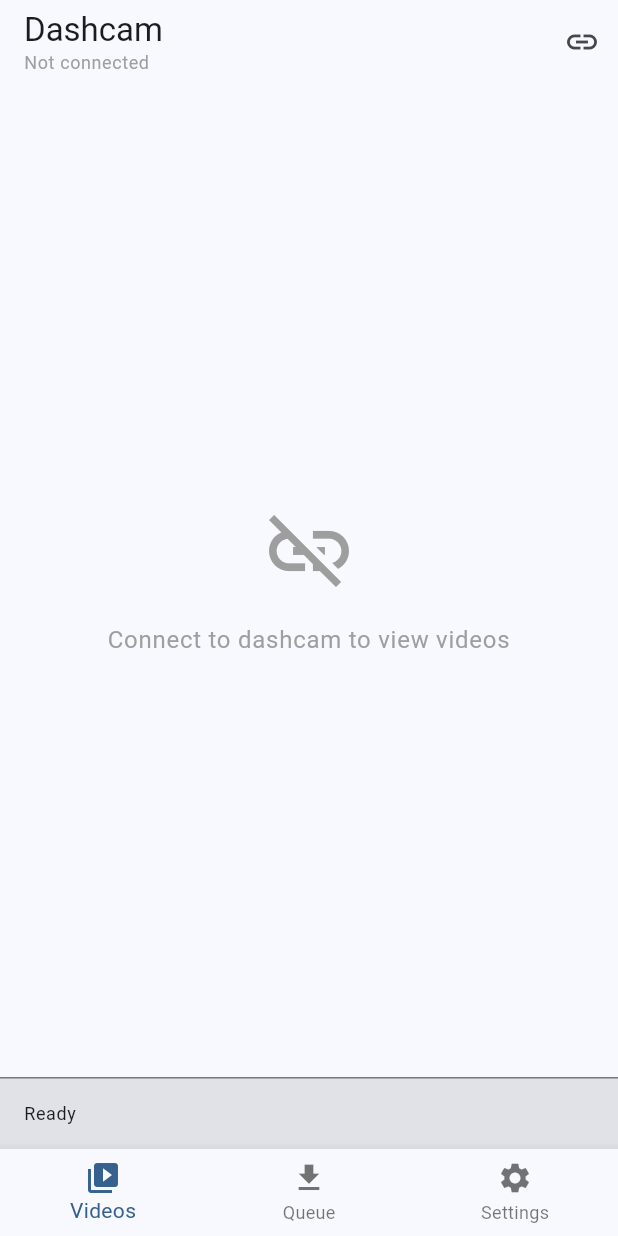
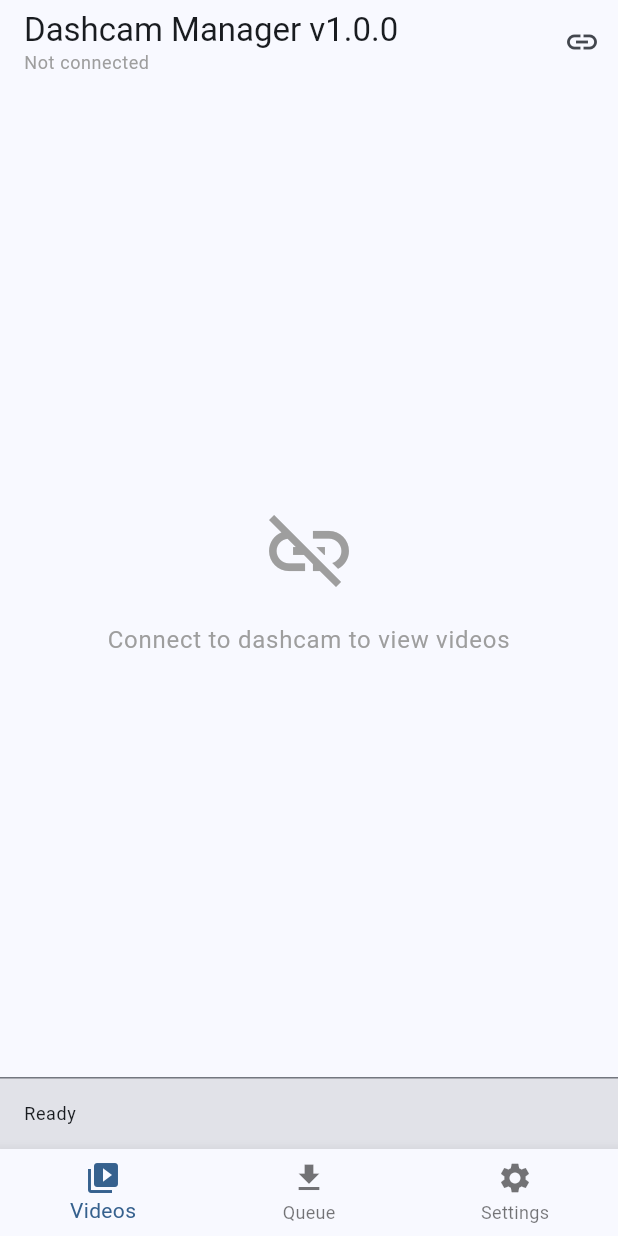
Before and after one commit to c16/dashcam_manager, a Flutter app: the screen it shows after launch, on a phone screen of 412 x 824 dp. Run offline on Flutter 3.47's test engine with Material 3 defaults, Android fonts, the phone set to English and light mode, and no system bars; our stand-ins replace file_picker, permission_handler, shared_preferences; missing offline and left inert: network_info_plus, wifi_iot.

Commit message:
Add version 1.0.0 to all applications and build documentation
- Python GTK: Added __version__ = "1.0.0" and displayed in window title
- Flutter (Linux & Android): Added AppConstants with version 1.0.0
- Updated setup.py to version 1.0.0 and Production/Stable status
- Created comprehensive BUILD_AND_DEPLOY.md with:
  - Build instructions for Python, Flutter Linux, and Flutter Android
  - Release packaging (PyInstaller, AppImage, .deb, APK, AAB)
  - App signing for Android
  - Troubleshooting section
  - Distribution checklist

All apps now display "Dashcam Manager v1.0.0" in their UI.

🤖 Generated with [Claude Code](https://claude.com/claude-code)

Co-Authored-By: Claude <noreply@anthropic.com>

```diff
--- /dev/null
+++ b/dashcam_flutter/lib/constants.dart
@@ -0,0 +1,11 @@
+/// Application constants
+class AppConstants {
+  /// Application version
+  static const String version = '1.0.0';
+
+  /// Application name
+  static const String appName = 'Dashcam Manager';
+
+  /// Full application title with version
+  static String get appTitle => '$appName v$version';
+}
--- a/dashcam_flutter/lib/ui/screens/main_screen.dart
+++ b/dashcam_flutter/lib/ui/screens/main_screen.dart
@@ -1,5 +1,6 @@
 import 'package:flutter/material.dart';
 import 'package:provider/provider.dart';
+import '../../constants.dart';
 import '../../services/app_state.dart';
 import '../widgets/left_sidebar.dart';
 import '../widgets/video_grid.dart';
@@ -19,7 +20,7 @@ class MainScreen extends StatelessWidget {
             return Column(
               crossAxisAlignment: CrossAxisAlignment.start,
               children: [
-                const Text('Dashcam Manager'),
+                Text(AppConstants.appTitle),
                 Text(
                   appState.connectionStatus,
                   style: Theme.of(context).textTheme.bodySmall?.copyWith(
--- a/dashcam_flutter/lib/ui/screens/mobile_main_screen.dart
+++ b/dashcam_flutter/lib/ui/screens/mobile_main_screen.dart
@@ -1,5 +1,6 @@
 import 'package:flutter/material.dart';
 import 'package:provider/provider.dart';
+import '../../constants.dart';
 import '../../services/app_state.dart';
 import '../widgets/settings_dialog.dart';
 import '../widgets/mobile_video_grid.dart';
@@ -26,7 +27,7 @@ class _MobileMainScreenState extends State<MobileMainScreen> {
             return Column(
               crossAxisAlignment: CrossAxisAlignment.start,
               children: [
-                const Text('Dashcam'),
+                Text(AppConstants.appTitle),
                 Text(
                   appState.connectionStatus,
                   style: Theme.of(context).textTheme.bodySmall?.copyWith(
```
Also changed, not shown: 3 other files.
